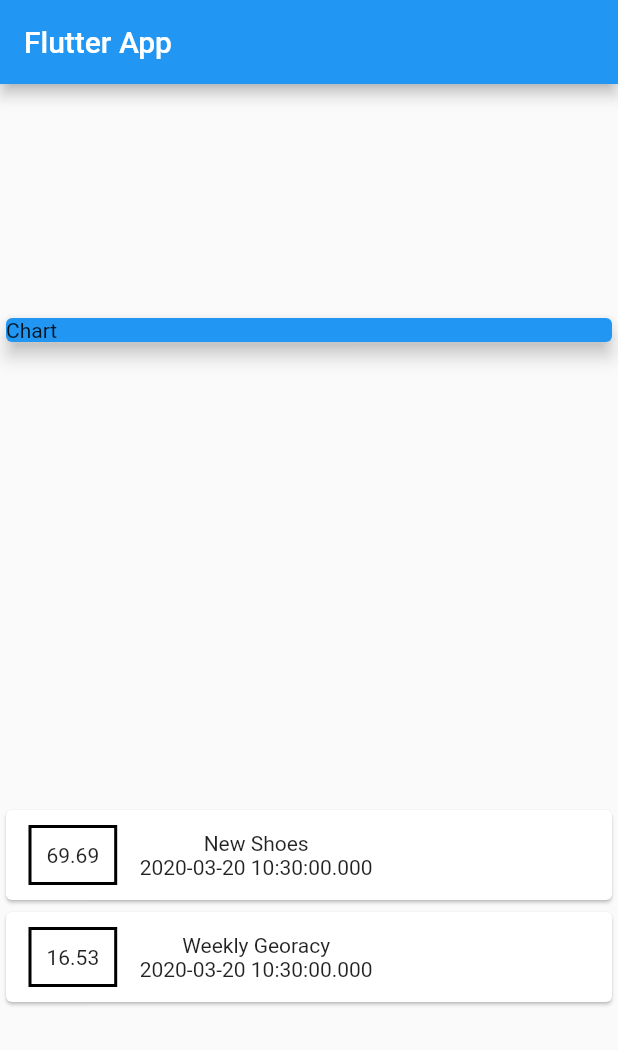
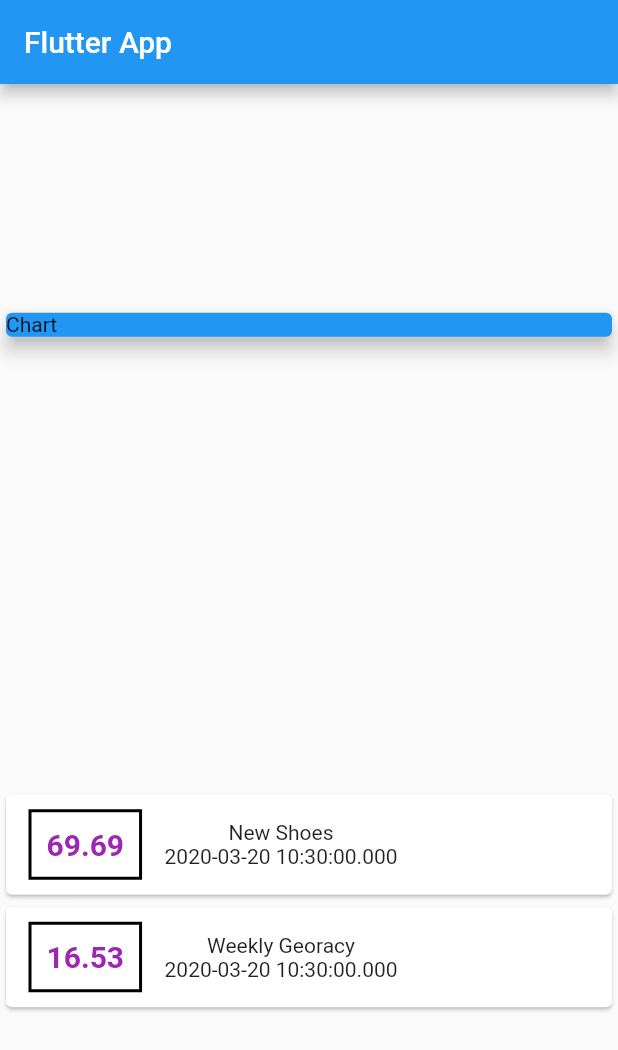
Before and after one commit to sliemansalah/expanse_planner, a Flutter app: the screen it shows after launch, on a phone screen of 412 x 824 dp. Shown: the top 1050 px of the screen. Run offline on Flutter 3.47's test engine with Material 2 defaults, Android fonts, the phone set to English and light mode, and no system bars.

Commit message:
Styling Text

```diff
--- a/lib/main.dart
+++ b/lib/main.dart
@@ -50,7 +50,14 @@ class MyHomePage extends StatelessWidget {
                             width:2
                           )),
                           padding: EdgeInsets.all(10),
-                      child: Text(tx.amount.toString()),
+                      child: Text(
+                        tx.amount.toString(),
+                        style: TextStyle(
+                          fontWeight: FontWeight.bold,
+                          fontSize: 20,
+                          color: Colors.purple
+                        ),
+                        ),
                     ),
                     Column(
                       children: <Widget>[
```
